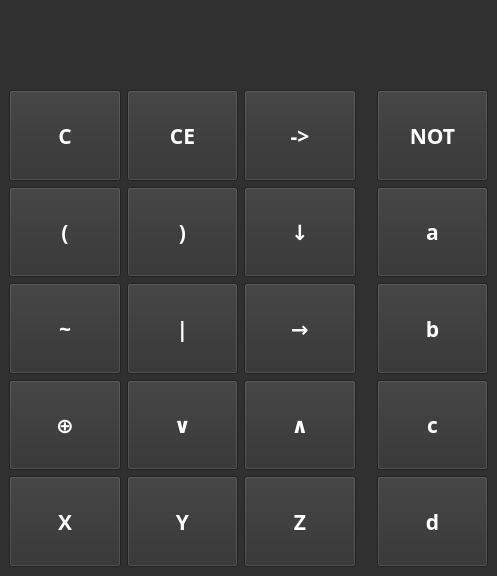
Qt form design.ui (dborodin836/discret-math) before a commit.
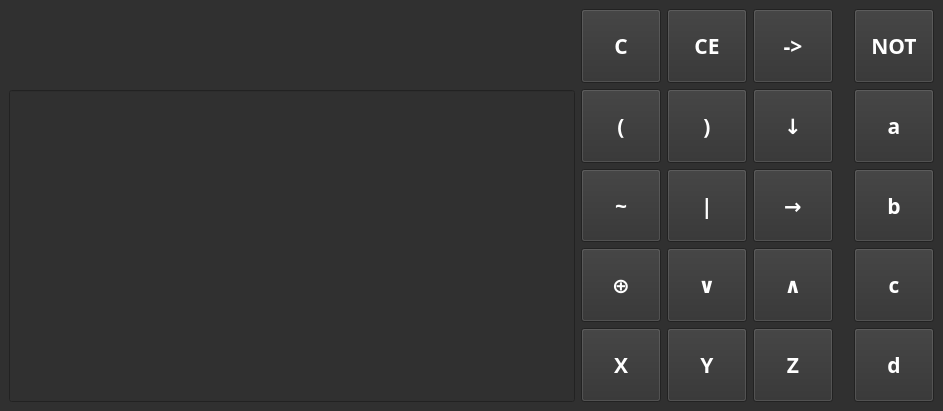
The same form after that commit.

```diff
--- a/design.ui
+++ b/design.ui
@@ -6,8 +6,8 @@
    <rect>
     <x>0</x>
     <y>0</y>
-    <width>497</width>
-    <height>576</height>
+    <width>943</width>
+    <height>411</height>
    </rect>
   </property>
   <property name="windowTitle">
@@ -31,17 +31,37 @@
 }</string>
   </property>
   <widget class="QWidget" name="centralwidget">
-   <layout class="QVBoxLayout" name="verticalLayout">
+   <layout class="QHBoxLayout" name="horizontalLayout">
     <item>
-     <widget class="QLineEdit" name="lineEdit">
-      <property name="styleSheet">
-       <string notr="true">font-size: 40pt;
+     <layout class="QVBoxLayout" name="verticalLayout">
+      <item>
+       <widget class="QLineEdit" name="lineEdit">
+        <property name="styleSheet">
+         <string notr="true">font-size: 40pt;
 border: none;</string>
-      </property>
-      <property name="readOnly">
-       <bool>true</bool>
-      </property>
-     </widget>
+        </property>
+        <property name="readOnly">
+         <bool>true</bool>
+        </property>
+       </widget>
+      </item>
+      <item>
+       <widget class="QLineEdit" name="lineEdit_2">
+        <property name="sizePolicy">
+         <sizepolicy hsizetype="Expanding" vsizetype="Minimum">
+          <horstretch>0</horstretch>
+          <verstretch>0</verstretch>
+         </sizepolicy>
+        </property>
+        <property name="mouseTracking">
+         <bool>false</bool>
+        </property>
+        <property name="readOnly">
+         <bool>true</bool>
+        </property>
+       </widget>
+      </item>
+     </layout>
     </item>
     <item>
      <layout class="QGridLayout" name="gridLayout">
```
Left out of the diff: 273 changed lines with no effect on the pictures.
